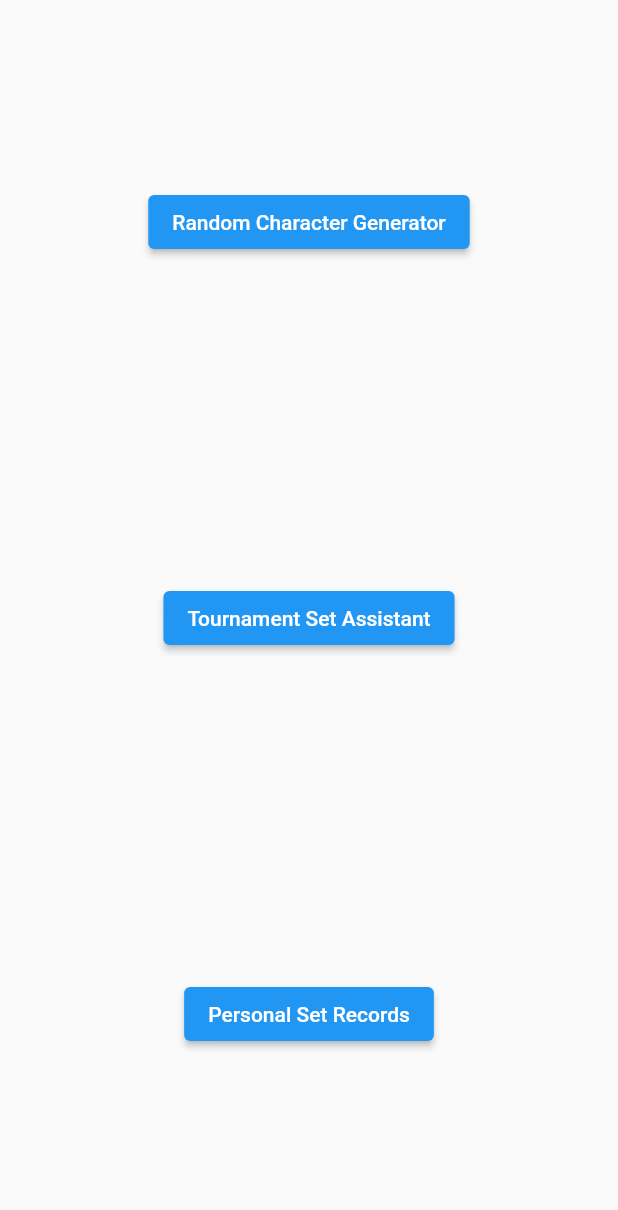
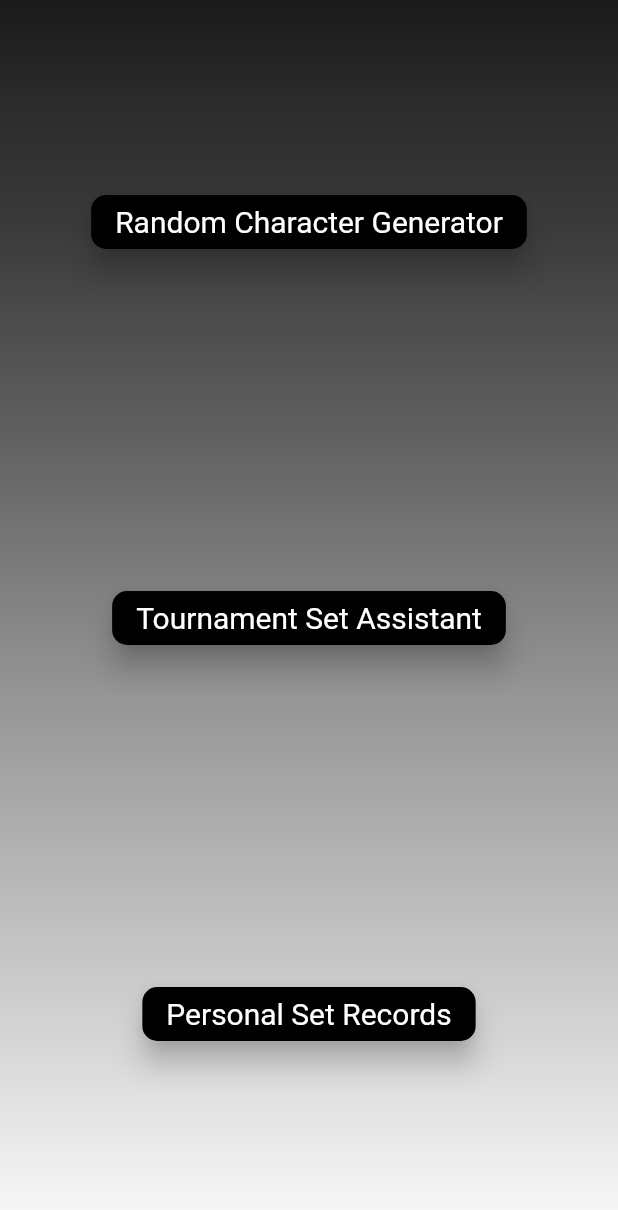
Before and after one commit to aking618/smash_app_v2, a Flutter app: the screen it shows after launch, on a phone screen of 412 x 824 dp. Shown: the top 1210 px of the screen. Run offline on Flutter 3.47's test engine with Material 2 defaults, Android fonts, the light colour scheme and no system bars; our stand-ins replace cached_network_image, google_fonts, sqflite; accounts and stored records are empty; statements that could not run were skipped.

Commit message:
PSR-003 : UI Update

```diff
--- a/lib/main.dart
+++ b/lib/main.dart
@@ -1,8 +1,10 @@
 import 'package:flutter/material.dart';
+import 'package:google_fonts/google_fonts.dart';
 import 'package:smash_app/pages/home.dart';
 
 void main() async {
   WidgetsFlutterBinding.ensureInitialized();
+  Paint.enableDithering = true;
   runApp(MyApp());
 }
 
@@ -12,7 +14,10 @@ class MyApp extends StatelessWidget {
     return MaterialApp(
       title: 'Smash App',
       theme: ThemeData(
-        primarySwatch: Colors.blue,
+        scaffoldBackgroundColor: Colors.transparent,
+        textTheme: GoogleFonts.firaSansTextTheme(
+          Theme.of(context).textTheme,
+        ),
       ),
       home: Home(),
     );
--- a/lib/pages/home.dart
+++ b/lib/pages/home.dart
@@ -1,3 +1,5 @@
+import 'dart:math';
+
 import 'package:flutter/material.dart';
 import 'package:smash_app/pages/personal_set_records.dart';
 import 'package:smash_app/pages/random_character_generator.dart';
@@ -39,6 +41,20 @@ class _HomeState extends State<Home> {
     return homeBtns.entries.map((entries) {
       return ElevatedButton(
         child: Text(entries.key),
+        style: ButtonStyle(
+          backgroundColor: MaterialStateProperty.all<Color>(Colors.black),
+          elevation: MaterialStateProperty.all<double>(8.0),
+          shape: MaterialStateProperty.all<RoundedRectangleBorder>(
+            RoundedRectangleBorder(
+              borderRadius: BorderRadius.circular(10.0),
+            ),
+          ),
+          textStyle: MaterialStateProperty.all<TextStyle>(
+            TextStyle(
+              fontSize: 20.0,
+            ),
+          ),
+        ),
         onPressed: () {
           navigateToPage(entries.value);
           ;
@@ -66,8 +82,31 @@ class _HomeState extends State<Home> {
 
   @override
   Widget build(BuildContext context) {
-    return Scaffold(
-      body: buildBody(),
+    return Container(
+      // smooth dark gradient background
+      decoration: BoxDecoration(
+        gradient: LinearGradient(
+          begin: Alignment.topCenter,
+          end: Alignment.bottomCenter,
+          colors: [
+            Color(0xFF1A1A1A),
+            Color(0xFF2D2D2D),
+            Color(0xFF3A3A3A),
+            Color(0xFF4F4F4F),
+            Color(0xFF636363),
+            Color(0xFF7A7A7A),
+            Color(0xFF919191),
+            Color(0xFFA6A6A6),
+            Color(0xFFBBBBBB),
+            Color(0xFFD0D0D0),
+            Color(0xFFE6E6E6),
+            Color(0xFFFBFBFB),
+          ],
+        ),
+      ),
+      child: Scaffold(
+        body: buildBody(),
+      ),
     );
   }
 }
--- a/pubspec.yaml
+++ b/pubspec.yaml
@@ -27,6 +27,7 @@ dependencies:
   http: ^0.13.3
   sqflite: ^2.0.0+4
   cached_network_image: ^3.1.0
+  google_fonts: ^2.1.0
   # fluttertoast:
 
   # The following adds the Cupertino Icons font to your application.
```
Also changed, not shown: pubspec.lock.
